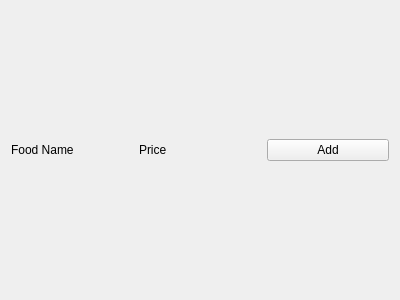
This is frontend/workspace.ui in therealrahulsahu/se_project as Qt 5 draws it before an edit. The edited form follows.
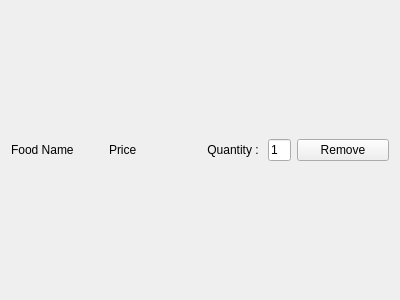
This is the edited form.

Patch:
```diff
--- a/frontend/workspace.ui
+++ b/frontend/workspace.ui
@@ -13,7 +13,7 @@
   <property name="windowTitle">
    <string>Form</string>
   </property>
-  <layout class="QVBoxLayout" name="verticalLayout">
+  <layout class="QVBoxLayout" name="verticalLayout" stretch="0,0,0">
    <item>
     <spacer name="verticalSpacer">
      <property name="orientation">
@@ -28,9 +28,9 @@
     </spacer>
    </item>
    <item>
-    <layout class="QHBoxLayout" name="horizontalLayout">
+    <layout class="QHBoxLayout" name="horizontalLayout_2" stretch="4,4,2,1,4">
      <item>
-      <widget class="QLabel" name="label">
+      <widget class="QLabel" name="lb_food_name">
        <property name="text">
         <string>Food Name</string>
        </property>
@@ -44,9 +44,32 @@
       </widget>
      </item>
      <item>
-      <widget class="QPushButton" name="pushButton">
+      <widget class="QLabel" name="label">
        <property name="text">
-        <string>Add</string>
+        <string>Quantity : </string>
+       </property>
+       <property name="alignment">
+        <set>Qt::AlignRight|Qt::AlignTrailing|Qt::AlignVCenter</set>
+       </property>
+      </widget>
+     </item>
+     <item>
+      <widget class="QLineEdit" name="le_quantity">
+       <property name="inputMethodHints">
+        <set>Qt::ImhNone</set>
+       </property>
+       <property name="text">
+        <string>1</string>
+       </property>
+       <property name="maxLength">
+        <number>2</number>
+       </property>
+      </widget>
+     </item>
+     <item>
+      <widget class="QPushButton" name="bt_remove">
+       <property name="text">
+        <string>Remove</string>
        </property>
       </widget>
      </item>
```
Left out of the diff: 2 changed lines with no effect on the pictures.
